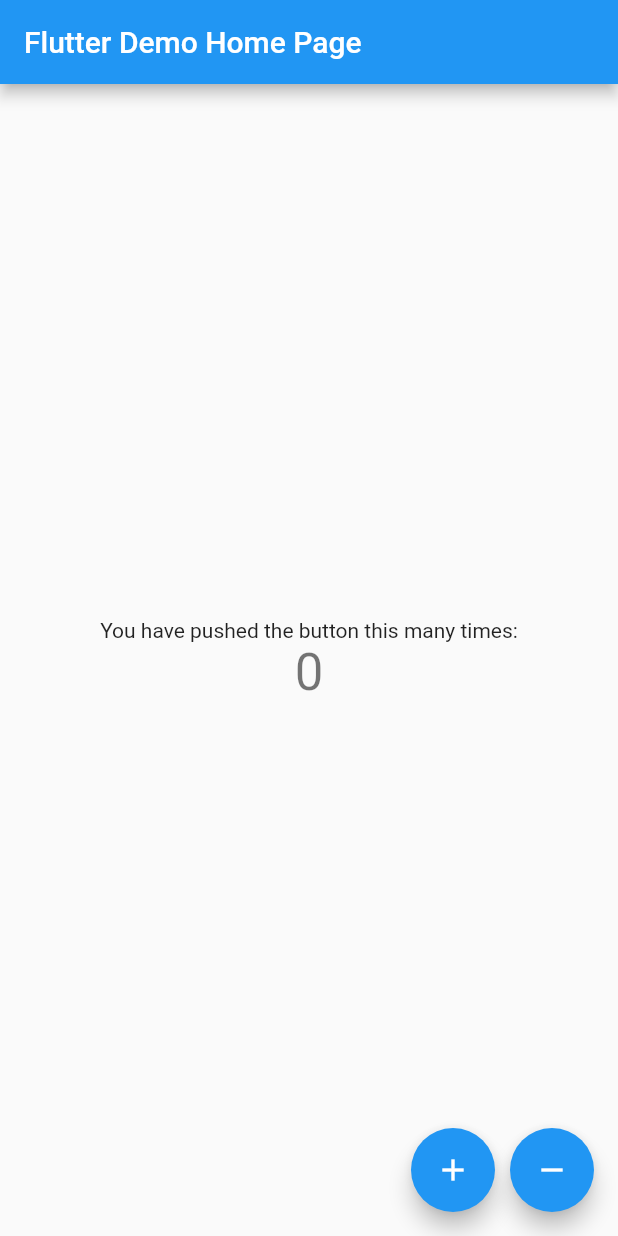
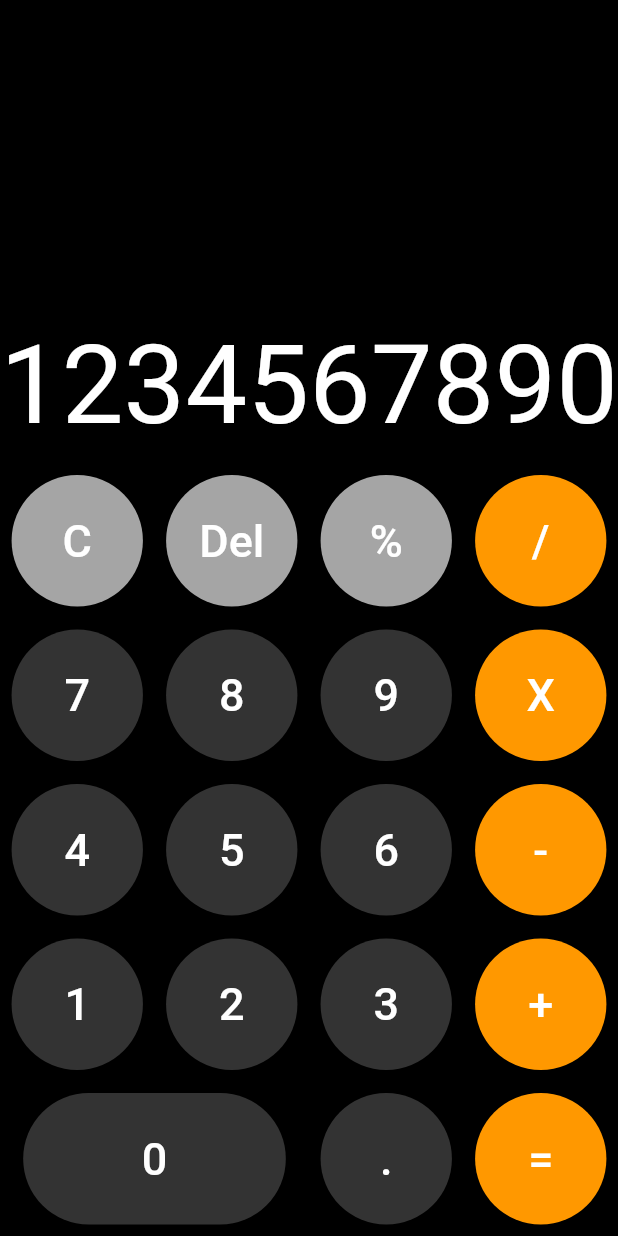
Before and after one commit to benedictcontawe/FlutterApp, a Flutter app: the screen it shows after launch, on a phone screen of 412 x 824 dp. Run offline on Flutter 3.47's test engine with Material 2 defaults, Android fonts, the phone set to English and light mode, and no system bars.

Commit message:
Modify Calculaotr View in main dart class, update evebt and bloc with TODO

```diff
--- a/lib/counter_bloc.dart
+++ b/lib/calculator_bloc.dart
@@ -1,7 +1,7 @@
 import 'dart:async';
-import 'counter_event.dart';
-
-class CounterBloc {
+import 'calculator_event.dart';
+//TODO: Modifiy this class
+class CalculatorBloc {
   int _counter = 0;
 
   final _counterStateController = StreamController<int>();
@@ -9,16 +9,16 @@ class CounterBloc {
   // For state, exposing only a stream which outputs data
   Stream<int> get counter => _counterStateController.stream;
 
-  final _counterEventController = StreamController<CounterEvent>();
+  final _CalculatorEventController = StreamController<CalculatorEvent>();
   // For events, exposing only a sink which is an input
-  Sink<CounterEvent> get counterEventSink => _counterEventController.sink;
+  Sink<CalculatorEvent> get CalculatorEventSink => _CalculatorEventController.sink;
 
   CounterBloc() {
     // Whenever there is a new event, we want to map it to a new state
-    _counterEventController.stream.listen(_mapEventToState);
+    _CalculatorEventController.stream.listen(_mapEventToState);
   }
 
-  void _mapEventToState(CounterEvent event) {
+  void _mapEventToState(CalculatorEvent event) {
     if(event is IncrementEvent) {
       _counter++;
     }
@@ -31,6 +31,6 @@ class CounterBloc {
 
   void dispose() {
     _counterStateController.close();
-    _counterEventController.close();
+    _CalculatorEventController.close();
   }
 }
--- /dev/null
+++ b/lib/calculator_event.dart
@@ -0,0 +1,37 @@
+abstract class CalculatorEvent {}
+
+class IncrementEvent extends CalculatorEvent {}
+
+class DecrementEvent extends CalculatorEvent {}
+
+class MultiplyEvent extends CalculatorEvent {}
+
+class DevideEvent extends CalculatorEvent {}
+
+class RemainderEvent extends CalculatorEvent {}
+
+class ClearEvent extends CalculatorEvent {}
+
+class ZeroEvent extends CalculatorEvent {}
+
+class OneEvent extends CalculatorEvent {}
+
+class TwoEvent extends CalculatorEvent {}
+
+class ThreeEvent extends CalculatorEvent {}
+
+class FourEvent extends CalculatorEvent {}
+
+class FiveEvent extends CalculatorEvent {}
+
+class SixEvent extends CalculatorEvent {}
+
+class SevenEvent extends CalculatorEvent {}
+
+class EightEvent extends CalculatorEvent {}
+
+class NineEvent extends CalculatorEvent {}
+
+class TenEvent extends CalculatorEvent {}
+
+//TODO: Add some events if needed
--- a/lib/counter_event.dart
+++ /dev/null
@@ -1,5 +0,0 @@
-abstract class CounterEvent {}
-
-class IncrementEvent extends CounterEvent {}
-
-class DecrementEvent extends CounterEvent {}
--- a/lib/main.dart
+++ b/lib/main.dart
@@ -1,100 +1,120 @@
 import 'package:flutter/material.dart';
-import 'counter_bloc.dart';
-import 'counter_event.dart';
+import 'calculator_bloc.dart';
 
 void main() => runApp(MainApp());
 
 class MainApp extends StatelessWidget {
-  // This widget is the root of your application.
   @override
   Widget build(BuildContext context) {
-    return MaterialApp(
-      title: 'Flutter Demo',
-      theme: ThemeData(
-        // This is the theme of your application.
-        //
-        // Try running your application with "flutter run". You'll see the
-        // application has a blue toolbar. Then, without quitting the app, try
-        // changing the primarySwatch below to Colors.green and then invoke
-        // "hot reload" (press "r" in the console where you ran "flutter run",
-        // or simply save your changes to "hot reload" in a Flutter IDE).
-        // Notice that the counter didn't reset back to zero; the application
-        // is not restarted.
-        primarySwatch: Colors.blue,
-      ),
-      home: MyHomePage(title: 'Flutter Demo Home Page'),
-    );
+    return  new MaterialApp(
+      title: 'Calculator',
+      home: new CalculatorFragment(),
+      );
   }
 }
 
-class MyHomePage extends StatefulWidget {
-  MyHomePage({Key key, this.title}) : super(key: key);
-
-  // This widget is the home page of your application. It is stateful, meaning
-  // that it has a State object (defined below) that contains fields that affect
-  // how it looks.
-
-  // This class is the configuration for the state. It holds the values (in this
-  // case the title) provided by the parent (in this case the App widget) and
-  // used by the build method of the State. Fields in a Widget subclass are
-  // always marked "final".
-
-  final String title;
-
-  @override
-  _MyHomePageState createState() => _MyHomePageState();
+class CalculatorFragment extends StatefulWidget {
+CalculatorState createState() => CalculatorState();
 }
 
-class _MyHomePageState extends State<MyHomePage> {
-  final _bloc = CounterBloc();
+class CalculatorState extends State<CalculatorFragment> {
+  final _bloc = CalculatorBloc();
 
-  @override
+  Widget customRaisedButton(String text, Color backGroundColor, int flex, double aspectRatio) {
+      return Expanded(
+        child: AspectRatio(
+          aspectRatio: aspectRatio, //Dimens Ratio to make square or rectangle view
+          child: FractionallySizedBox ( //A widget that sizes its child to a fraction of the total available space
+            widthFactor: 0.85, //Will Acumulate percentage of the width for Parent Widget
+            heightFactor: 0.85, //Will Acumulate percentage of the height for Parent Widget
+            child: new RaisedButton (
+              child: FittedBox( // To auto size the child text widget.
+                fit: BoxFit.fitWidth,
+                child: Text (
+                  text,
+                  style: TextStyle (
+                    fontSize:  30,
+                    color: Colors.white //Text Color
+                  ),
+                ),
+              ),
+              onPressed: () {},
+              color: backGroundColor, //Text Background Color
+              shape: StadiumBorder(),//shape: CircleBorder(), //To make all widget corner curve
+            ),
+          )
+        ),
+        flex: flex, //Weight
+      );
+  }
+
+  Widget customCalculatorResult(String text) {
+    return Expanded( //To avoid overflowed pixels in your widget
+      child: FittedBox( //Auto Size feture
+        child: Text (
+                  text,
+                  style: TextStyle(
+                    color: Colors.white,
+                    fontSize: 60.0,
+                  ),
+                  textAlign: TextAlign.end,
+        )
+      )
+    );
+  }
+
   Widget build(BuildContext context) {
-    // This method is rerun every time setState is called, for instance as done
-    // by the _incrementCounter method above.
-    //
-    // The Flutter framework has been optimized to make rerunning build methods
-    // fast, so that you can just rebuild anything that needs updating rather
-    // than having to individually change instances of widgets.
-    return Scaffold(
-      appBar: AppBar(
-        // Here we take the value from the MyHomePage object that was created by
-        // the App.build method, and use it to set our appbar title.
-        title: Text(widget.title),
-      ),
-      body: Center(
-        child: StreamBuilder(
-          stream: _bloc.counter,
-          initialData: 0,
-          builder: (BuildContext context, AsyncSnapshot<int> snapShot) {
-            return Column(
-              mainAxisAlignment: MainAxisAlignment.center,
-              children: <Widget>[
-                Text(
-                  'You have pushed the button this many times:',
-                ),
-                Text(
-                  '${snapShot.data}',
-                  style: Theme.of(context).textTheme.display1,
-                ),
-              ],
-            );
-          },
-        ),
-      ),
-      floatingActionButton: Row(
-        mainAxisAlignment: MainAxisAlignment.end,
+    return new Scaffold(
+      appBar: null,
+      backgroundColor: Colors.black,
+      body: new Column (
+        mainAxisAlignment: MainAxisAlignment.end,//mainAxisAlignment: MainAxisAlignment.center,
         children: <Widget>[
-          FloatingActionButton(
-            onPressed: () => _bloc.counterEventSink.add(IncrementEvent()),
-            tooltip: 'Increment',
-            child: Icon(Icons.add),
+          Row(
+            children: <Widget>[
+            customCalculatorResult('1234567890'),
+            ],
           ),
-          SizedBox(width: 10,),
-          FloatingActionButton(
-            onPressed: () => _bloc.counterEventSink.add(DecrementEvent()),
-            tooltip: 'Decrement',
-            child: Icon(Icons.remove),
+          SizedBox(height: 10,), //Spacer
+          Row(
+            //mainAxisAlignment: MainAxisAlignment.spaceEvenly,
+            children: <Widget>[
+            customRaisedButton('C', const Color(0xFFA5A5A5),1,1),
+            customRaisedButton('Del', const Color(0xFFA5A5A5),1,1),
+            customRaisedButton('%', const Color(0xFFA5A5A5),1,1),
+            customRaisedButton('/', Colors.orange,1,1),
+            ],
+          ),
+          Row(
+            children: <Widget>[
+            customRaisedButton('7', const Color(0xFF333333),1,1),
+            customRaisedButton('8', const Color(0xFF333333),1,1),
+            customRaisedButton('9', const Color(0xFF333333),1,1),
+            customRaisedButton('X', Colors.orange,1,1),
+            ],
+          ),
+          Row(
+            children: <Widget>[
+            customRaisedButton('4', const Color(0xFF333333),1,1),
+            customRaisedButton('5', const Color(0xFF333333),1,1),
+            customRaisedButton('6', const Color(0xFF333333),1,1),
+            customRaisedButton('-', Colors.orange,1,1),
+            ],
+          ),
+          Row(
+            children: <Widget>[
+            customRaisedButton('1', const Color(0xFF333333),1,1),
+            customRaisedButton('2', const Color(0xFF333333),1,1),
+            customRaisedButton('3', const Color(0xFF333333),1,1),
+            customRaisedButton('+', Colors.orange,1,1),
+            ],
+          ),
+          Row(
+            children: <Widget>[
+            customRaisedButton('0', const Color(0xFF333333),2,2),
+            customRaisedButton('.', const Color(0xFF333333),1,1),
+            customRaisedButton('=', Colors.orange,1,1),
+            ],
           ),
         ],
       ),
```
